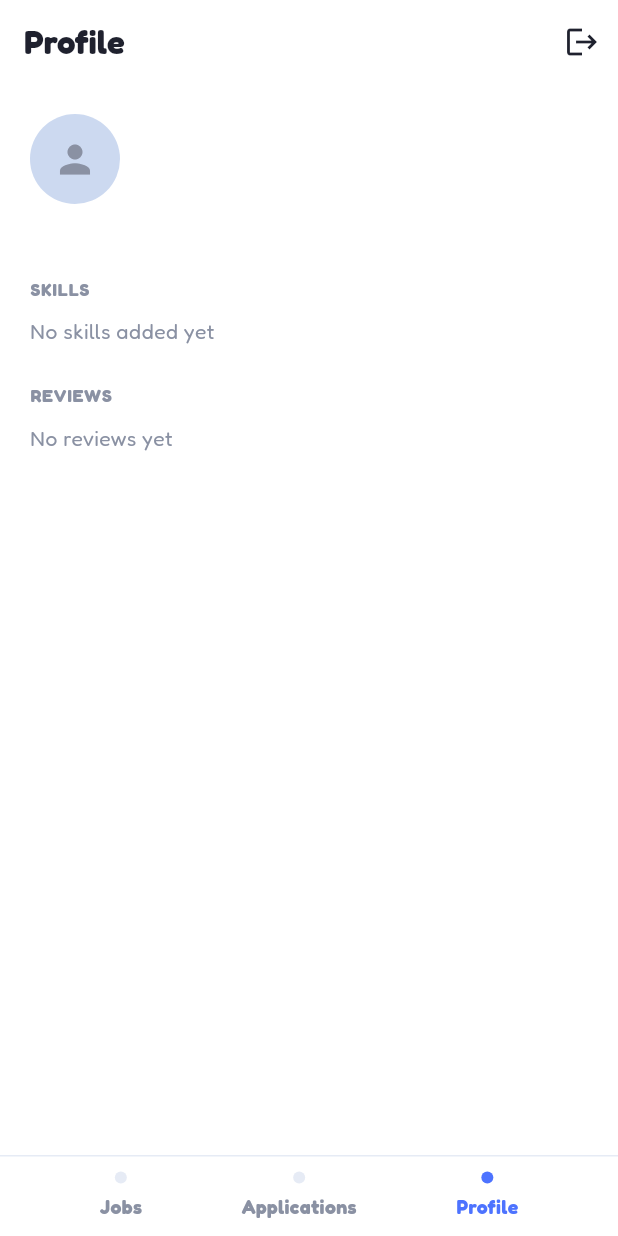
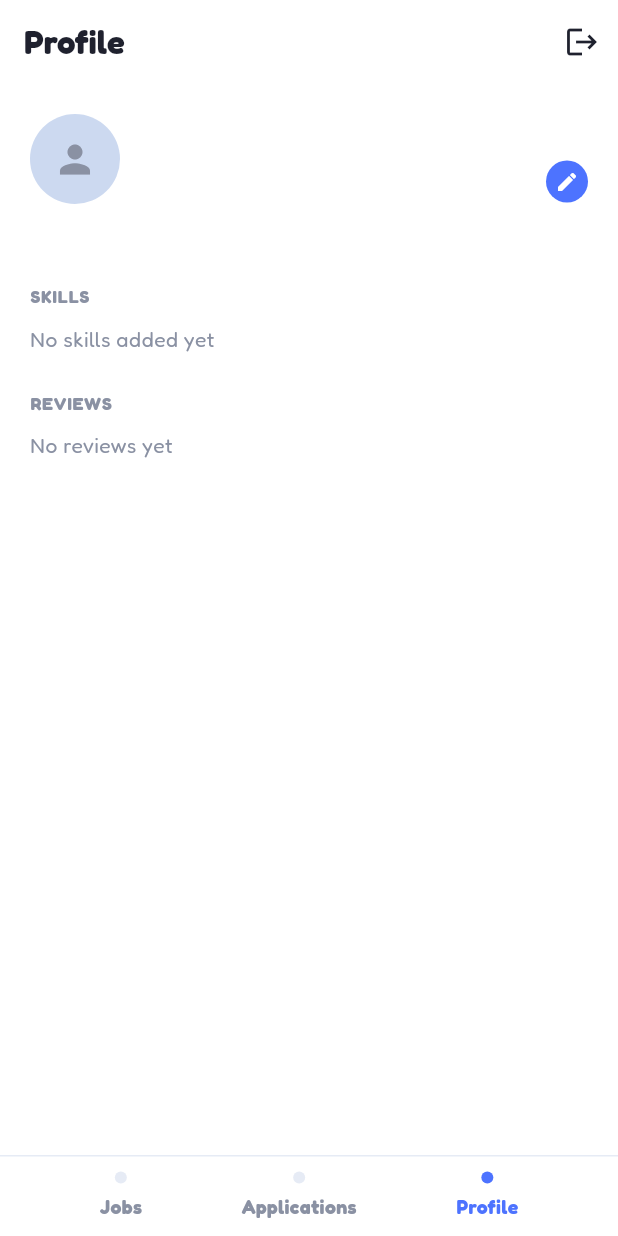
Before and after one commit to NatXiao/TafMatch, a Flutter app: the screen it shows once a user with an empty profile is signed in, item 3 of the bottom bar chosen, on a phone screen of 412 x 824 dp. Run offline on Flutter 3.47's test engine with Material 3 defaults, Android fonts, the phone set to English and light mode, and no system bars; our stand-ins replace cloud_firestore, firebase_auth, firebase_core, flutter_dotenv, image_picker; accounts and stored records are empty.

Commit message:
feat : add a button to edit the profile

```diff
--- a/lib/views/profile_screen.dart
+++ b/lib/views/profile_screen.dart
@@ -7,6 +7,7 @@ import 'package:taf_match/providers/review_provider.dart';
 import 'package:taf_match/providers/user_provider.dart';
 import 'package:taf_match/repositories/firestore_user_repository.dart';
 import 'package:taf_match/utils/theme.dart';
+import 'package:taf_match/views/edit_profile_screen.dart';
 import 'package:taf_match/views/login_screen.dart';
 
 class ProfileScreen extends StatefulWidget {
@@ -154,9 +155,6 @@ class ProfileScreenState extends State<ProfileScreen> {
               return const Center(child: CircularProgressIndicator());
             }
 
-            // TODO: wire this to `user?.skills` once that field exists on UserModel.
-            final List<String> skills = <String>[];
-
           return SingleChildScrollView(
           padding: const EdgeInsets.all(20.0),
           child: Form(
@@ -192,9 +190,38 @@ class ProfileScreenState extends State<ProfileScreen> {
                                 color: colors.text),
                           ),
                           const SizedBox(height: 2),
-                          Text(
-                            user?.role ?? '',
-                            style: TextStyle(fontSize: 14, color: colors.muted),
+                          Row(
+                          children: [
+                            Expanded(
+                            child : Text(
+                              user?.role ?? '',
+                              style: TextStyle(fontSize: 14, color: colors.muted),
+                            )
+                          ),
+                          if (isOwnProfile)
+                          const SizedBox(width: 12),
+                          InkWell(
+                          onTap: () => Navigator.push(
+                            context,
+                            MaterialPageRoute(
+                              builder: (_) => const EditProfileScreen(),
+                            ),
+                          ),
+                          borderRadius: BorderRadius.circular(50),
+                          child: Container(
+                            width: 28,
+                            height: 28,
+                            decoration: BoxDecoration(
+                              color: colors.accent,
+                              shape: BoxShape.circle,
+                            ),
+                            child: const Icon(
+                              Icons.edit,
+                              color: Colors.white,
+                              size: 16,
+                              ),
+                            ),
+                          )]
                           ),
                           const SizedBox(height: 6),
                           if (reviews.isNotEmpty)
```
